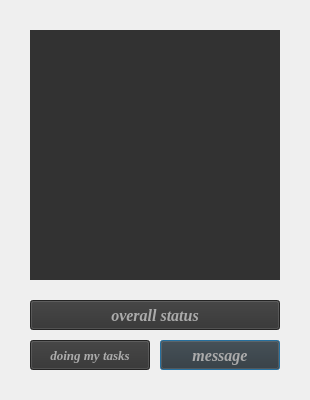
Before: the Qt Designer form project_management/project_window_4.ui in AP-projects-4001/hamidreza-ataei, drawn with Qt 5.
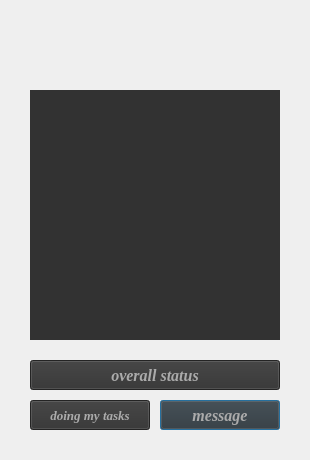
After: the same form once the commit is applied.

```diff
--- a/project_management/project_window_4.ui
+++ b/project_management/project_window_4.ui
@@ -7,19 +7,19 @@
     <x>0</x>
     <y>0</y>
     <width>310</width>
-    <height>400</height>
+    <height>460</height>
    </rect>
   </property>
   <property name="minimumSize">
    <size>
     <width>310</width>
-    <height>400</height>
+    <height>460</height>
    </size>
   </property>
   <property name="maximumSize">
    <size>
     <width>310</width>
-    <height>400</height>
+    <height>460</height>
    </size>
   </property>
   <property name="windowTitle">
@@ -32,7 +32,7 @@
    <property name="geometry">
     <rect>
      <x>160</x>
-     <y>340</y>
+     <y>400</y>
      <width>120</width>
      <height>30</height>
     </rect>
@@ -64,7 +64,7 @@
    <property name="geometry">
     <rect>
      <x>30</x>
-     <y>340</y>
+     <y>400</y>
      <width>120</width>
      <height>30</height>
     </rect>
@@ -96,7 +96,7 @@
    <property name="geometry">
     <rect>
      <x>30</x>
-     <y>300</y>
+     <y>360</y>
      <width>250</width>
      <height>30</height>
     </rect>
@@ -128,7 +128,7 @@
    <property name="geometry">
     <rect>
      <x>30</x>
-     <y>30</y>
+     <y>90</y>
      <width>250</width>
      <height>250</height>
     </rect>
@@ -153,6 +153,37 @@
     <enum>QFrame::NoFrame</enum>
    </property>
   </widget>
+  <widget class="QLabel" name="label">
+   <property name="geometry">
+    <rect>
+     <x>30</x>
+     <y>30</y>
+     <width>250</width>
+     <height>30</height>
+    </rect>
+   </property>
+   <property name="font">
+    <font>
+     <family>Georgia</family>
+     <pointsize>20</pointsize>
+     <weight>75</weight>
+     <italic>true</italic>
+     <bold>true</bold>
+    </font>
+   </property>
+   <property name="layoutDirection">
+    <enum>Qt::LeftToRight</enum>
+   </property>
+   <property name="styleSheet">
+    <string notr="true">color: rgb(144, 48, 0);</string>
+   </property>
+   <property name="text">
+    <string/>
+   </property>
+   <property name="textFormat">
+    <enum>Qt::AutoText</enum>
+   </property>
+  </widget>
  </widget>
  <resources/>
  <connections/>
```
